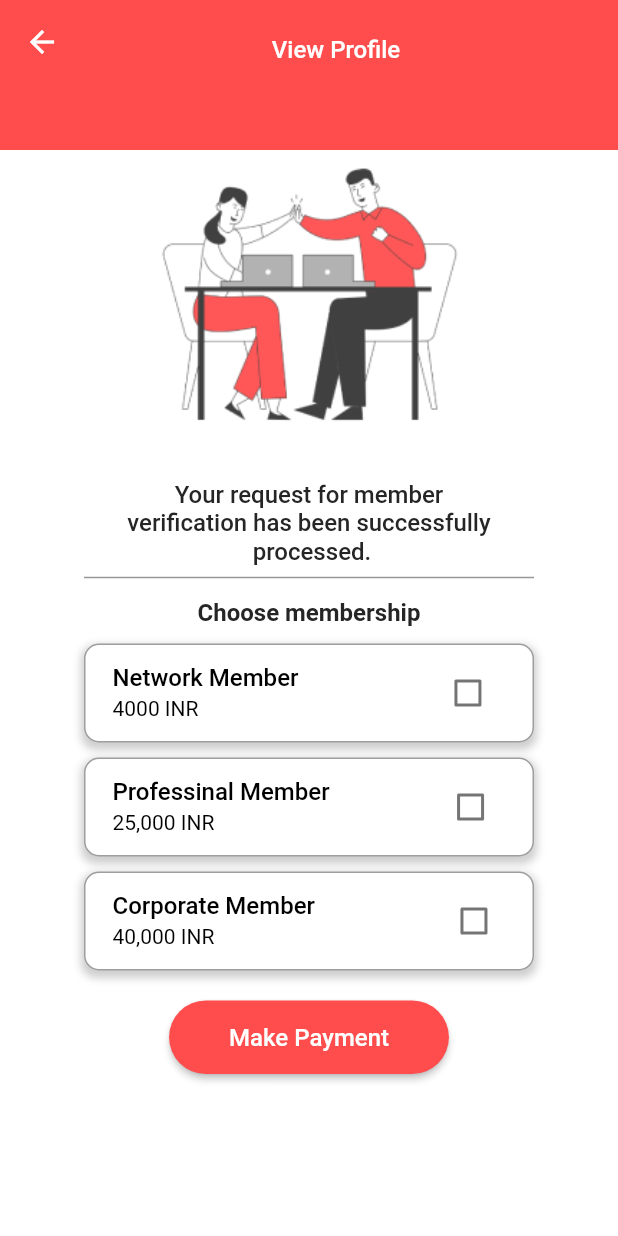
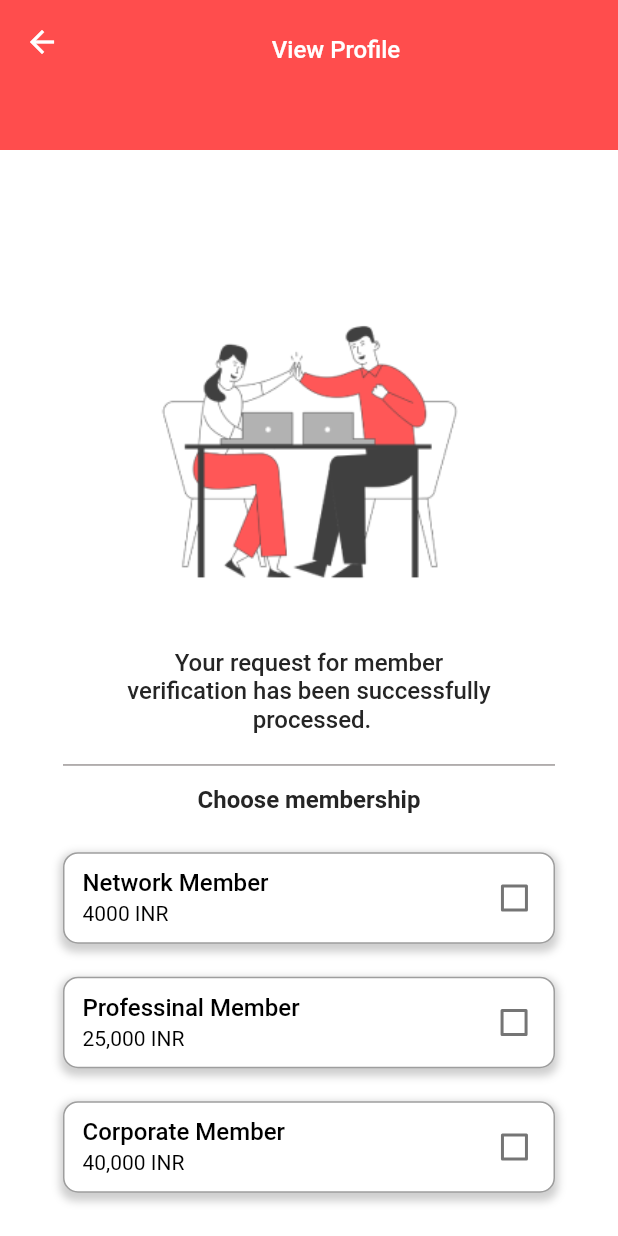
Before and after one commit to Neeshamraghav012/hra-flutter, a Flutter app: the MembershipPage screen opened directly, on a phone screen of 412 x 824 dp. Run offline on Flutter 3.47's test engine with Material 2 defaults, Android fonts, the phone set to English and light mode, and no system bars; our stand-ins replace dotted_border, image_picker, multi_select_flutter, shared_preferences; accounts and stored records are empty; network calls fail; Roboto replaces fonts that are missing (Poppins).

Commit message:
admin-membership changes

```diff
--- a/lib/membership.dart
+++ b/lib/membership.dart
@@ -17,7 +17,9 @@ class _MembershipState extends State<MembershipPage> {
     return Scaffold(
       appBar: CustomAppBar(),
       backgroundColor: Colors.white,
-      body: ListView(
+      body: Padding(
+        padding: const EdgeInsets.only(top: 105, bottom: 27.8),
+        child: ListView(
           children: [
             Column(
               mainAxisAlignment: MainAxisAlignment.center,
@@ -26,7 +28,7 @@ class _MembershipState extends State<MembershipPage> {
                   'images/membership.png',
                   height: 200, // Adjust the height as needed
                 ),
-              SizedBox(height: 20),
+                SizedBox(height: 27.17),
                 const Text(
                   'Your request for member\n'
                   'verification has been successfully\n '
@@ -39,8 +41,9 @@ class _MembershipState extends State<MembershipPage> {
                   ),
                   textAlign: TextAlign.center,
                 ),
+                SizedBox(height: 12.8),
                 Container(
-                width: 300, // Adjust the width of the divider as needed
+                  width: 328, // Adjust the width of the divider as needed
                   child: Divider(
                     color: Color.fromARGB(255, 156, 151, 151),
                     thickness: 1.0,
@@ -57,10 +60,12 @@ class _MembershipState extends State<MembershipPage> {
                   ),
                   textAlign: TextAlign.center,
                 ),
-              SizedBox(height: 10),
+                SizedBox(height: 24.17),
                 Container(
-                width: 300,
-                padding: EdgeInsets.all(8),
+                  width: 328,
+                  height: 61,
+
+                  padding: EdgeInsets.all(2),
                   decoration: BoxDecoration(
                       color: Colors.white,
                       border: Border.all(
@@ -105,7 +110,7 @@ class _MembershipState extends State<MembershipPage> {
                         ),
                         textAlign: TextAlign.left,
                       ),
-                    SizedBox(width: 89),
+                      SizedBox(width: 140),
                       Checkbox(
                         value:
                             isNetworkMemberSelected, // Change the initial value as needed
@@ -121,10 +126,12 @@ class _MembershipState extends State<MembershipPage> {
                     ],
                   ),
                 ),
-              SizedBox(height: 10),
+                SizedBox(height: 22),
                 Container(
-                width: 300,
-                padding: EdgeInsets.all(8),
+                  width: 328,
+                  height: 61,
+
+                  padding: EdgeInsets.all(2),
                   decoration: BoxDecoration(
                       color: Colors.white,
                       border: Border.all(
@@ -169,7 +176,7 @@ class _MembershipState extends State<MembershipPage> {
                         ),
                         textAlign: TextAlign.left,
                       ),
-                    SizedBox(width: 70),
+                      SizedBox(width: 119),
                       Checkbox(
                         value:
                             isNetworkMemberSelected1, // Change the initial value as needed
@@ -184,10 +191,11 @@ class _MembershipState extends State<MembershipPage> {
                     ],
                   ),
                 ),
-              SizedBox(height: 10),
+                SizedBox(height: 22),
                 Container(
-                width: 300,
-                padding: EdgeInsets.all(8),
+                  width: 328,
+                  height: 61,
+                  padding: EdgeInsets.all(2),
                   decoration: BoxDecoration(
                       color: Colors.white,
                       border: Border.all(
@@ -232,7 +240,7 @@ class _MembershipState extends State<MembershipPage> {
                         ),
                         textAlign: TextAlign.left,
                       ),
-                    SizedBox(width: 82),
+                      SizedBox(width: 129),
                       Checkbox(
                         value:
                             isNetworkMemberSelected2, // Change the initial value as needed
@@ -248,37 +256,11 @@ class _MembershipState extends State<MembershipPage> {
                     ],
                   ),
                 ),
-              Padding(
-                padding: EdgeInsets.only(bottom: 10, top: 20),
-                child: ElevatedButton(
-                  onPressed: () {
-                    Navigator.push(
-                      context,
-                      MaterialPageRoute(
-                          builder: (context) =>
-                              PayPage()),
-                    );
-                  },
-                  style: ElevatedButton.styleFrom(
-                    shape: RoundedRectangleBorder(
-                      borderRadius: BorderRadius.circular(30),
-                    ),
-                    backgroundColor: Color(0xFFFF4D4D),
-                    padding: EdgeInsets.symmetric(horizontal: 40, vertical: 15),
-                  ),
-                  child: Text(
-                    'Make Payment',
-                    style: TextStyle(
-                      fontSize: 16,
-                      color: Colors.white,
-                    ),
-                  ),
-                ),
-              ),
               ],
             ),
           ],
         ),
+      ),
     );
   }
 }
```
Lines whose indentation alone changed are shown as unchanged.
